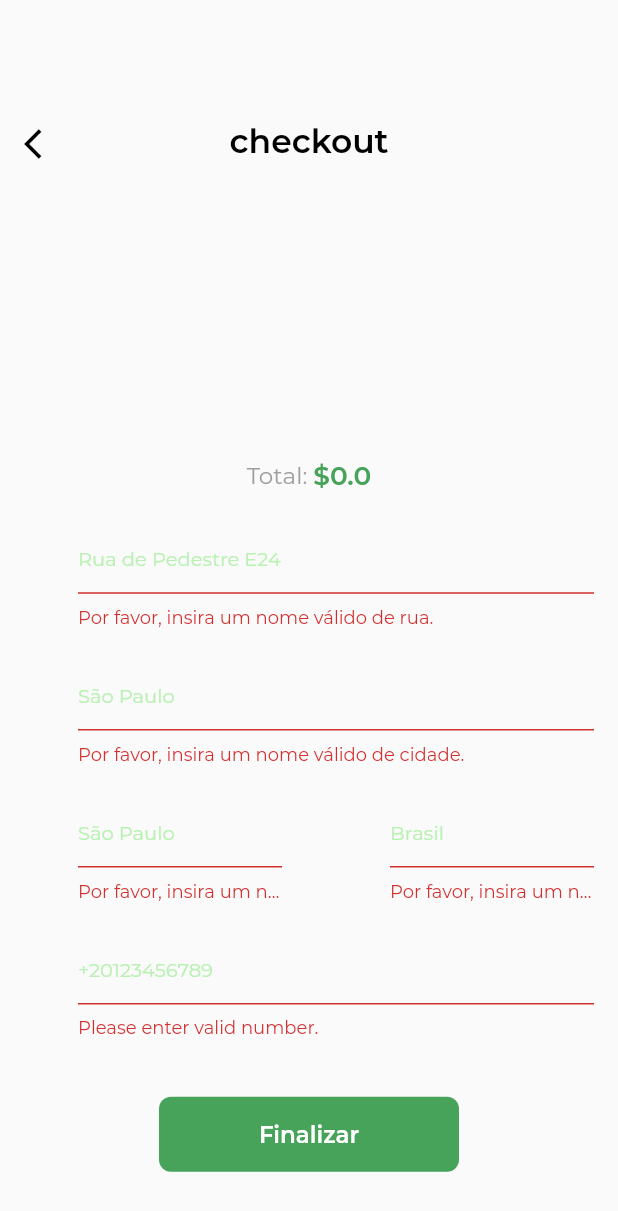
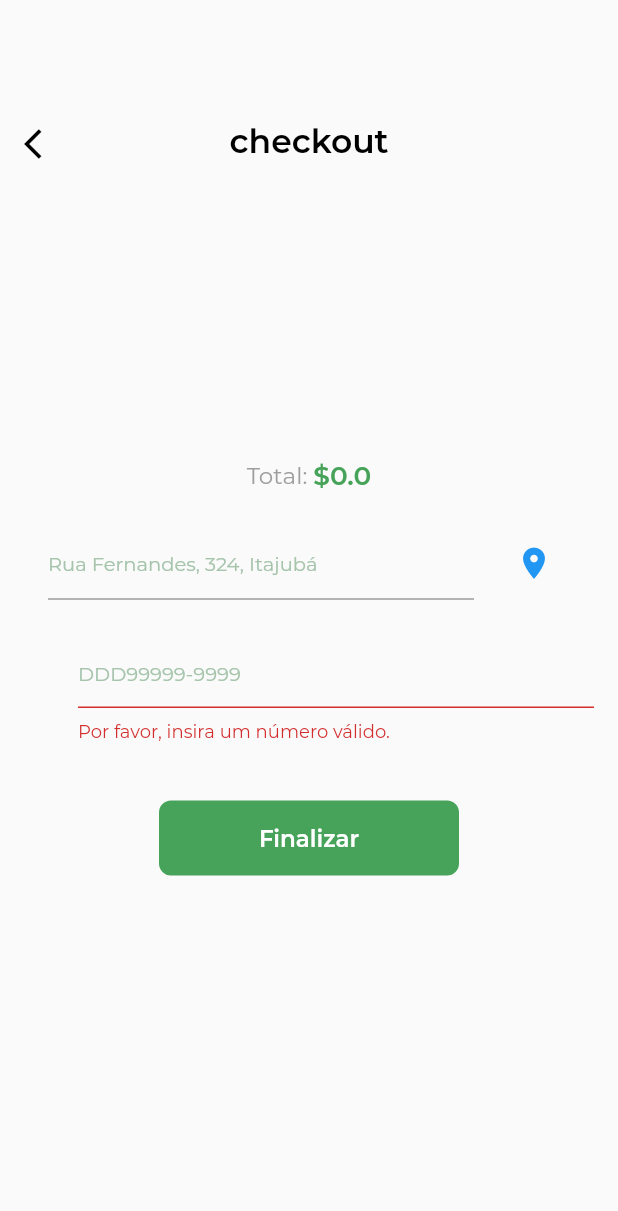
Before and after one commit to lavyoliveira/tifuti_project, a Flutter app: the CheckoutView screen opened directly, after a tap on "Finalizar", on a phone screen of 412 x 824 dp. Shown: the top 1211 px of the screen. Run offline on Flutter 3.47's test engine with Material 2 defaults, Android fonts, the phone set to English and light mode, and no system bars; our stand-ins replace cloud_firestore, connectivity, firebase_auth, firebase_core, firebase_storage, flutter_screenutil and 9 more; missing offline and left inert: flutter_facebook_auth; accounts and stored records are empty.

Commit message:
fix: location

```diff
--- a/lib/config/theme.dart
+++ b/lib/config/theme.dart
@@ -8,3 +8,4 @@ const darkGreenDiffColor = Color.fromARGB(255, 46, 92, 58);
 const lightOrangeColor = Color(0xffFFC15F);
 const lightGreenDiffColor = Color(0xffB9F1B3);
 const warningColor = Color(0xffCC0000);
+const hintColor = Color.fromARGB(255, 165, 196, 171);
--- a/lib/main.dart
+++ b/lib/main.dart
@@ -10,6 +10,10 @@ import 'config/control_view.dart';
 void main() async {
   WidgetsFlutterBinding.ensureInitialized();
   await Firebase.initializeApp();
+  SystemChrome.setPreferredOrientations([DeviceOrientation.portraitUp, DeviceOrientation.portraitDown])
+      .then((_) {
+    runApp(MyApp());
+  });
   SystemChrome.setSystemUIOverlayStyle(const SystemUiOverlayStyle(
     statusBarColor: Colors.transparent,
   ));
--- a/lib/model/checkout_model.dart
+++ b/lib/model/checkout_model.dart
@@ -1,21 +1,15 @@
 class CheckoutModel {
-  late String rua, cidade, estado, pais, telefone, totalPrice, date;
+  late String location, telefone, totalPrice, date;
 
   CheckoutModel({
-    required this.rua,
-    required this.cidade,
-    required this.estado,
-    required this.pais,
+    required this.location,
     required this.telefone,
     required this.totalPrice,
     required this.date,
   });
 
   CheckoutModel.fromJson(Map<dynamic, dynamic> map) {
-    rua = map['rua'];
-    cidade = map['cidade'];
-    estado = map['estado'];
-    pais = map['pais'];
+    location = map['location'];
     telefone = map['telefone'];
     totalPrice = map['totalPrice'];
     date = map['date'];
@@ -23,10 +17,7 @@ class CheckoutModel {
 
   toJson() {
     return {
-      'rua': rua,
-      'cidade': cidade,
-      'estado': estado,
-      'pais': pais,
+      'location': location,
       'telefone': telefone,
       'totalPrice': totalPrice,
       'date': date,
--- a/lib/view/cart/checkout_view.dart
+++ b/lib/view/cart/checkout_view.dart
@@ -65,80 +65,111 @@ class CheckoutView extends StatelessWidget {
                         SizedBox(
                           height: 20.h,
                         ),
-                        CustomTextFormField(
-                          hintText: 'Rua de Pedestre E24',
-                          validatorFn: (value) {
-                            if (value!.isEmpty || value.length < 4) {
-                              return 'Por favor, insira um nome válido de rua.';
-                            }
-                            return null;
-                          },
-                          onSavedFn: (value) {
-                            controller.rua = value;
-                          },
+                        // CustomTextFormField(
+                        //   hintText: 'Rua de Pedestre E24',
+                        //   validatorFn: (value) {
+                        //     if (value!.isEmpty || value.length < 4) {
+                        //       return 'Por favor, insira um nome válido de rua.';
+                        //     }
+                        //     return null;
+                        //   },
+                        //   onSavedFn: (value) {
+                        //     controller.rua = value;
+                        //   },
+                        // ),
+                        // SizedBox(
+                        //   height: 20.h,
+                        // ),
+                        // CustomTextFormField(
+                        //   hintText: 'São Paulo',
+                        //   validatorFn: (value) {
+                        //     if (value!.isEmpty || value.length < 4) {
+                        //       return 'Por favor, insira um nome válido de cidade.';
+                        //     }
+                        //     return null;
+                        //   },
+                        //   onSavedFn: (value) {
+                        //     controller.cidade = value;
+                        //   },
+                        // ),
+                        // SizedBox(
+                        //   height: 20.h,
+                        // ),
+                        // Row(
+                        //   children: [
+                        //     Expanded(
+                        //       child: CustomTextFormField(
+                        //         hintText: 'São Paulo',
+                        //         validatorFn: (value) {
+                        //           if (value!.isEmpty || value.length < 4) {
+                        //             return 'Por favor, insira um nome válido de estado.';
+                        //           }
+                        //           return null;
+                        //         },
+                        //         onSavedFn: (value) {
+                        //           controller.estado = value;
+                        //         },
+                        //       ),
+                        //     ),
+                        //     const SizedBox(
+                        //       width: 36,
+                        //     ),
+                        //     Expanded(
+                        //       child: CustomTextFormField(
+                        //         hintText: 'Brasil',
+                        //         validatorFn: (value) {
+                        //           if (value!.isEmpty || value.length < 4) {
+                        //             return 'Por favor, insira um nome válido de país.';
+                        //           }
+                        //           return null;
+                        //         },
+                        //         onSavedFn: (value) {
+                        //           controller.pais = value;
+                        //         },
+                        //       ),
+                        //     ),
+                        //   ],
+                        // ),
+                        ListTile(
+                          title: Container(
+                            width: 250.0,
+                            child: TextFormField(
+                              style: TextStyle(
+                                color: Colors.black,
+                                fontSize: 13,
+                              ),
+                              controller: controller.locationTEC,
+                              decoration: InputDecoration(
+                                hintText: 'Rua Fernandes, 324, Itajubá',
+                                hintStyle: TextStyle(
+                                  color: hintColor,
+                                  fontSize: 13,
+                                ),
+                              ),
+                              maxLines: null,
+                              onChanged: (val) => controller.setLocation(val),
+                            ),
+                          ),
+                          trailing: IconButton(
+                            tooltip: "Use your current location",
+                            icon: Icon(
+                              Icons.location_on,
+                              size: 25.0,
+                            ),
+                            iconSize: 30.0,
+                            color: Theme.of(context).colorScheme.secondary,
+                            onPressed: () => controller.getLocation(),
+                          ),
                         ),
                         SizedBox(
                           height: 20.h,
                         ),
                         CustomTextFormField(
-                          hintText: 'São Paulo',
-                          validatorFn: (value) {
-                            if (value!.isEmpty || value.length < 4) {
-                              return 'Por favor, insira um nome válido de cidade.';
-                            }
-                            return null;
-                          },
-                          onSavedFn: (value) {
-                            controller.cidade = value;
-                          },
-                        ),
-                        SizedBox(
-                          height: 20.h,
-                        ),
-                        Row(
-                          children: [
-                            Expanded(
-                              child: CustomTextFormField(
-                                hintText: 'São Paulo',
-                                validatorFn: (value) {
-                                  if (value!.isEmpty || value.length < 4) {
-                                    return 'Por favor, insira um nome válido de estado.';
-                                  }
-                                  return null;
-                                },
-                                onSavedFn: (value) {
-                                  controller.estado = value;
-                                },
-                              ),
-                            ),
-                            const SizedBox(
-                              width: 36,
-                            ),
-                            Expanded(
-                              child: CustomTextFormField(
-                                hintText: 'Brasil',
-                                validatorFn: (value) {
-                                  if (value!.isEmpty || value.length < 4) {
-                                    return 'Por favor, insira um nome válido de país.';
-                                  }
-                                  return null;
-                                },
-                                onSavedFn: (value) {
-                                  controller.pais = value;
-                                },
-                              ),
-                            ),
-                          ],
-                        ),
-                        SizedBox(
-                          height: 20.h,
-                        ),
-                        CustomTextFormField(
-                          hintText: '+20123456789',
+                          hintText: 'DDD99999-9999',
                           keyboardType: TextInputType.phone,
                           validatorFn: (value) {
                             if (value!.isEmpty || value.length < 10) {
-                              return 'Please enter valid number.';
+                              return 'Por favor, insira um número válido.';
                             }
                             return null;
                           },
--- a/lib/view/profile/order_history_view.dart
+++ b/lib/view/profile/order_history_view.dart
@@ -72,9 +72,9 @@ class OrderHistoryView extends StatelessWidget {
                           CustomTextProducts(
                             text: 'produtos: ',
                           ),
-                          CustomText(
-                            text: controller.checkouts[index].estado,
-                          ),
+                          // CustomText(
+                          //   text: controller.checkouts[index].estado,
+                          // ),
                           SizedBox(height: 18),
                           Row(
                             mainAxisAlignment: MainAxisAlignment.spaceBetween,
--- a/lib/view/widgets/custom_textFormField.dart
+++ b/lib/view/widgets/custom_textFormField.dart
@@ -30,7 +30,7 @@ class CustomTextFormField extends StatelessWidget {
           decoration: InputDecoration(
             hintText: hintText,
             hintStyle: const TextStyle(
-              color: lightGreenDiffColor,
+              color: hintColor,
               fontSize: 13,
             ),
             icon: Icon(icon, size: 20, color: darkGreenColor),
--- a/pubspec.yaml
+++ b/pubspec.yaml
@@ -52,6 +52,10 @@ dependencies:
   geocoding: ^2.0.5
   geolocator: ^9.0.2
   unicons: ^2.1.0
+  geocoder: ^0.2.1
+  location: ^4.4.0
+  firebase_core_platform_interface: 4.5.1
+  firebase_messaging: ^13.0.4
 
 dev_dependencies:
   flutter_test:
```
Also changed, not shown: lib/domain/viewmodel/checkout_viewmodel.dart (+45 -5 lines), pubspec.lock, 2 other files.
